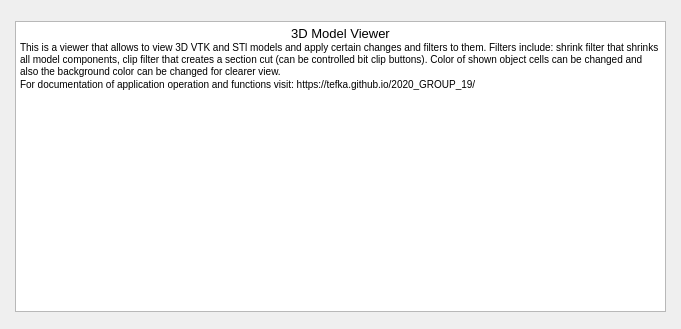
First picture: the form in Software_GUI/UI/apphelp.ui, repository TeFka/3D_Model_Viewing_Software, before the edit.
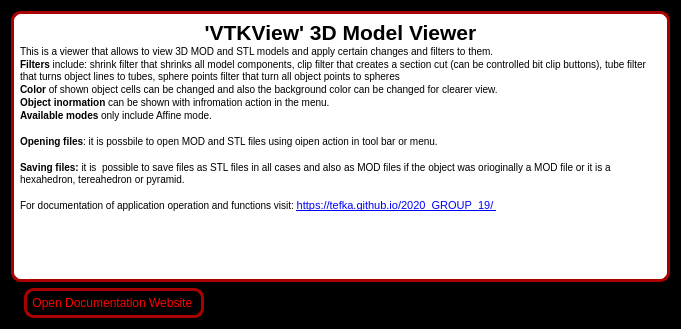
Second picture: the form after the edit.

Diff of the .ui file:
```diff
--- a/Software_GUI/UI/apphelp.ui
+++ b/Software_GUI/UI/apphelp.ui
@@ -13,25 +13,98 @@
   <property name="windowTitle">
    <string>Dialog</string>
   </property>
-  <widget class="QTextBrowser" name="textBrowser">
-   <property name="geometry">
-    <rect>
-     <x>15</x>
-     <y>21</y>
-     <width>651</width>
-     <height>291</height>
-    </rect>
-   </property>
-   <property name="html">
-    <string>&lt;!DOCTYPE HTML PUBLIC &quot;-//W3C//DTD HTML 4.0//EN&quot; &quot;http://www.w3.org/TR/REC-html40/strict.dtd&quot;&gt;
+  <property name="styleSheet">
+   <string notr="true">background-color: rgb(0,0,0);</string>
+  </property>
+  <layout class="QVBoxLayout" name="verticalLayout">
+   <item>
+    <widget class="QTextBrowser" name="textBrowser">
+     <property name="styleSheet">
+      <string notr="true">QTextBrowser{
+border: 3px solid rgb(170, 0, 0);
+background-color:rgb(255,255,255);
+padding: 2px;
+border-radius: 10px;
+}
+</string>
+     </property>
+     <property name="html">
+      <string>&lt;!DOCTYPE HTML PUBLIC &quot;-//W3C//DTD HTML 4.0//EN&quot; &quot;http://www.w3.org/TR/REC-html40/strict.dtd&quot;&gt;
 &lt;html&gt;&lt;head&gt;&lt;meta name=&quot;qrichtext&quot; content=&quot;1&quot; /&gt;&lt;style type=&quot;text/css&quot;&gt;
 p, li { white-space: pre-wrap; }
 &lt;/style&gt;&lt;/head&gt;&lt;body style=&quot; font-family:'MS Shell Dlg 2'; font-size:7.8pt; font-weight:400; font-style:normal;&quot;&gt;
-&lt;p align=&quot;center&quot; style=&quot; margin-top:0px; margin-bottom:0px; margin-left:0px; margin-right:0px; -qt-block-indent:0; text-indent:0px;&quot;&gt;&lt;span style=&quot; font-size:10pt;&quot;&gt;3D Model Viewer&lt;/span&gt;&lt;/p&gt;
-&lt;p style=&quot; margin-top:0px; margin-bottom:0px; margin-left:0px; margin-right:0px; -qt-block-indent:0; text-indent:0px;&quot;&gt;This is a viewer that allows to view 3D VTK and STl models and apply certain changes and filters to them. Filters include: shrink filter that shrinks all model components, clip filter that creates a section cut (can be controlled bit clip buttons). Color of shown object cells can be changed and also the background color can be changed for clearer view.&lt;/p&gt;
-&lt;p style=&quot; margin-top:0px; margin-bottom:0px; margin-left:0px; margin-right:0px; -qt-block-indent:0; text-indent:0px;&quot;&gt;For documentation of application operation and functions visit: https://tefka.github.io/2020_GROUP_19/ &lt;/p&gt;&lt;/body&gt;&lt;/html&gt;</string>
-   </property>
-  </widget>
+&lt;p align=&quot;center&quot; style=&quot; margin-top:0px; margin-bottom:0px; margin-left:0px; margin-right:0px; -qt-block-indent:0; text-indent:0px;&quot;&gt;&lt;span style=&quot; font-size:16pt; font-weight:600;&quot;&gt;'VTKView' 3D Model Viewer&lt;/span&gt;&lt;/p&gt;
+&lt;p style=&quot; margin-top:0px; margin-bottom:0px; margin-left:0px; margin-right:0px; -qt-block-indent:0; text-indent:0px;&quot;&gt;This is a viewer that allows to view 3D MOD and STL models and apply certain changes and filters to them. &lt;/p&gt;
+&lt;p style=&quot; margin-top:0px; margin-bottom:0px; margin-left:0px; margin-right:0px; -qt-block-indent:0; text-indent:0px;&quot;&gt;&lt;span style=&quot; font-weight:600;&quot;&gt;Filters&lt;/span&gt; include: shrink filter that shrinks all model components, clip filter that creates a section cut (can be controlled bit clip buttons), tube filter that turns object lines to tubes, sphere points filter that turn all object points to spheres &lt;/p&gt;
+&lt;p style=&quot; margin-top:0px; margin-bottom:0px; margin-left:0px; margin-right:0px; -qt-block-indent:0; text-indent:0px;&quot;&gt;&lt;span style=&quot; font-weight:600;&quot;&gt;Color&lt;/span&gt; of shown object cells can be changed and also the background color can be changed for clearer view.&lt;/p&gt;
+&lt;p style=&quot; margin-top:0px; margin-bottom:0px; margin-left:0px; margin-right:0px; -qt-block-indent:0; text-indent:0px;&quot;&gt;&lt;span style=&quot; font-weight:600;&quot;&gt;Object inormation&lt;/span&gt; can be shown with infromation action in the menu.&lt;/p&gt;
+&lt;p style=&quot; margin-top:0px; margin-bottom:0px; margin-left:0px; margin-right:0px; -qt-block-indent:0; text-indent:0px;&quot;&gt;&lt;span style=&quot; font-weight:600;&quot;&gt;Available modes&lt;/span&gt; only include Affine mode.&lt;/p&gt;
+&lt;p style=&quot;-qt-paragraph-type:empty; margin-top:0px; margin-bottom:0px; margin-left:0px; margin-right:0px; -qt-block-indent:0; text-indent:0px;&quot;&gt;&lt;br /&gt;&lt;/p&gt;
+&lt;p style=&quot; margin-top:0px; margin-bottom:0px; margin-left:0px; margin-right:0px; -qt-block-indent:0; text-indent:0px;&quot;&gt;&lt;span style=&quot; font-weight:600;&quot;&gt;Opening files&lt;/span&gt;: it is possbile to open MOD and STL files using oipen action in tool bar or menu.&lt;/p&gt;
+&lt;p style=&quot;-qt-paragraph-type:empty; margin-top:0px; margin-bottom:0px; margin-left:0px; margin-right:0px; -qt-block-indent:0; text-indent:0px;&quot;&gt;&lt;br /&gt;&lt;/p&gt;
+&lt;p style=&quot; margin-top:0px; margin-bottom:0px; margin-left:0px; margin-right:0px; -qt-block-indent:0; text-indent:0px;&quot;&gt;&lt;span style=&quot; font-weight:600;&quot;&gt;Saving files:&lt;/span&gt; it is  possible to save files as STL files in all cases and also as MOD files if the object was orioginally a MOD file or it is a hexahedron, tereahedron or pyramid.&lt;/p&gt;
+&lt;p style=&quot;-qt-paragraph-type:empty; margin-top:0px; margin-bottom:0px; margin-left:0px; margin-right:0px; -qt-block-indent:0; text-indent:0px;&quot;&gt;&lt;br /&gt;&lt;/p&gt;
+&lt;p style=&quot; margin-top:0px; margin-bottom:0px; margin-left:0px; margin-right:0px; -qt-block-indent:0; text-indent:0px;&quot;&gt;For documentation of application operation and functions visit: &lt;a href=&quot;https://tefka.github.io/2020_20130611_Danielius_Zurlys/&quot;&gt;&lt;span style=&quot; font-size:8pt; text-decoration: underline; color:#0000ff;&quot;&gt;https://tefka.github.io/2020_GROUP_19/ &lt;/span&gt;&lt;/a&gt;&lt;/p&gt;&lt;/body&gt;&lt;/html&gt;</string>
+     </property>
+    </widget>
+   </item>
+   <item>
+    <layout class="QHBoxLayout" name="horizontalLayout">
+     <item>
+      <widget class="QLabel" name="label">
+       <property name="text">
+        <string/>
+       </property>
+      </widget>
+     </item>
+     <item>
+      <widget class="QPushButton" name="websiteButton">
+       <property name="styleSheet">
+        <string notr="true">QPushButton{
+border: 3px solid rgb(170, 0, 0);
+background: rgb(0, 0, 0);
+color: rgb(255, 0, 0);
+padding: 5px;
+border-radius: 10px;
+}
+
+QPushButton:hover{
+	border: 3px solid rgb(255, 255, 255);
+	background: rgb(0, 0, 0);
+	color: rgb(255, 255, 255);
+	padding: 2px;
+}
+
+QPushButton:pressed{
+    border: 4px solid rgb(255, 255, 255);
+	background: rgb(0, 0, 0);
+	color: rgb(255, 255, 255);
+	padding: 2px;
+	font-weight:bold;
+}
+</string>
+       </property>
+       <property name="text">
+        <string>Open Documentation Website </string>
+       </property>
+      </widget>
+     </item>
+     <item>
+      <spacer name="horizontalSpacer">
+       <property name="orientation">
+        <enum>Qt::Horizontal</enum>
+       </property>
+       <property name="sizeHint" stdset="0">
+        <size>
+         <width>40</width>
+         <height>20</height>
+        </size>
+       </property>
+      </spacer>
+     </item>
+    </layout>
+   </item>
+  </layout>
  </widget>
  <resources/>
  <connections/>
```
